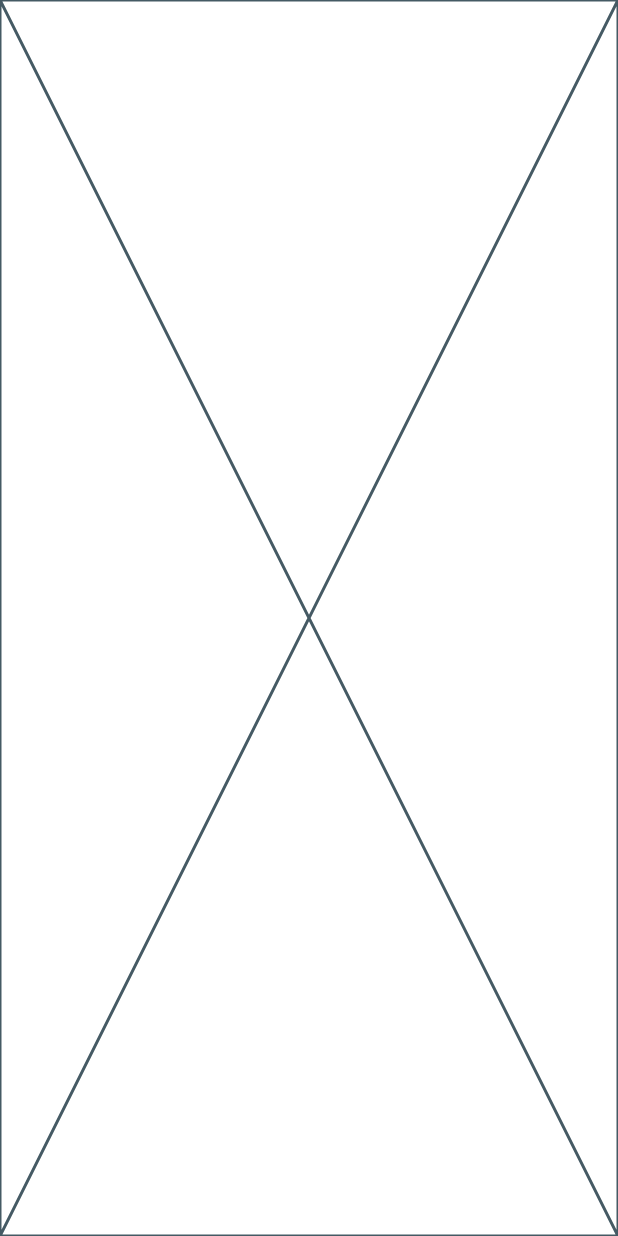
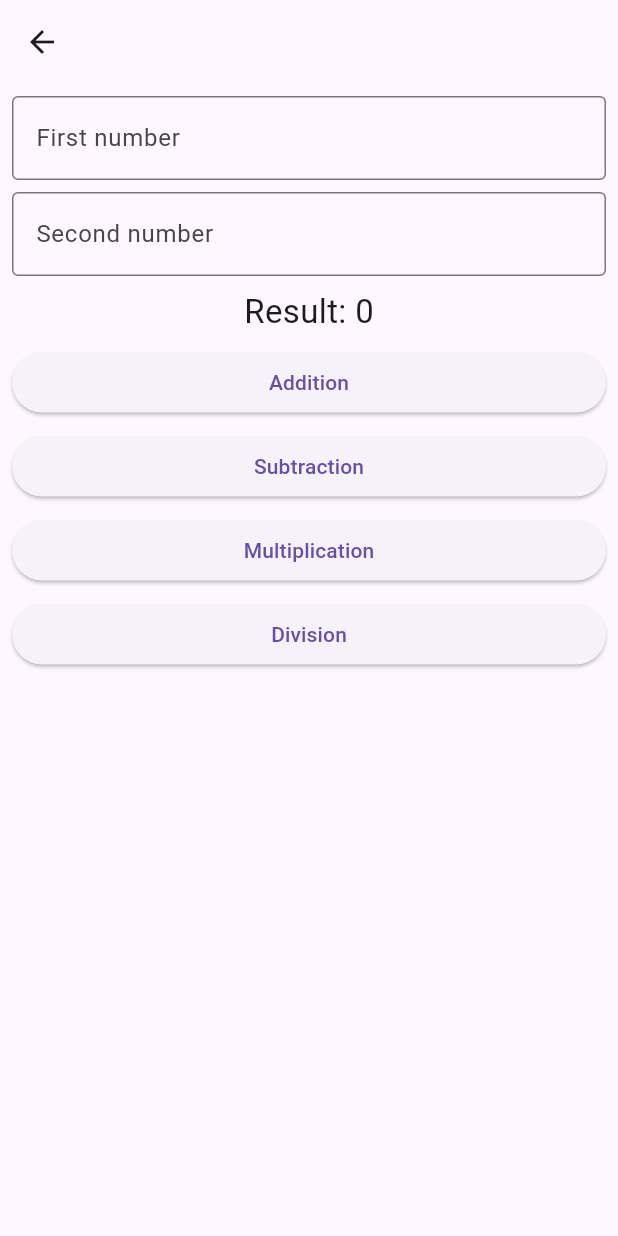
Before and after one commit to Ziroworld/simple_calculator_application, a Flutter app: the screen it shows after launch, after a tap on "Arthemetic", on a phone screen of 412 x 824 dp. Run offline on Flutter 3.47's test engine with Material 3 defaults, Android fonts, the phone set to English and light mode, and no system bars.

Commit message:
Added arithemetic operations.

```diff
--- a/lib/view/arithemetic_view.dart
+++ b/lib/view/arithemetic_view.dart
@@ -1,4 +1,5 @@
 import 'package:flutter/material.dart';
+import 'package:simple_calculator_application/widget/boxspace_widget.dart';
 
 class ArithemeticView extends StatefulWidget {
   const ArithemeticView({super.key});
@@ -8,8 +9,86 @@ class ArithemeticView extends StatefulWidget {
 }
 
 class _ArithemeticViewState extends State<ArithemeticView> {
+  int first = 0;
+  int second = 0;
+  int result = 0;
   @override
   Widget build(BuildContext context) {
-    return const Placeholder();
+    return Scaffold(
+      appBar: AppBar(),
+      body: Padding(
+        padding: const EdgeInsets.all(8.0),
+        child: Column(
+          children: [
+            TextField(
+              onChanged: (value) => first = int.parse(value),
+              decoration: const InputDecoration(
+                border: OutlineInputBorder(),
+                labelText: "First number",
+              ),
+              keyboardType: TextInputType.number,
+            ),
+            space8y,
+            TextField(
+              onChanged: (value) => second = int.parse(value),
+              decoration: const InputDecoration(
+                border: OutlineInputBorder(),
+                labelText: "Second number",
+              ),
+              keyboardType: TextInputType.number,
+            ),
+            space8y,
+            Text(
+              "Result: $result",
+              style: const TextStyle(fontSize: 22),
+            ),
+            space8y,
+            SizedBox(
+              width: double.infinity,
+              child: ElevatedButton(
+                  onPressed: () {
+                    setState(() {
+                      result = first + second;
+                    });
+                  },
+                  child: const Text("Addition")),
+            ),
+            space8y,
+            SizedBox(
+              width: double.infinity,
+              child: ElevatedButton(
+                  onPressed: () {
+                    setState(() {
+                      result = first - second;
+                    });
+                  },
+                  child: const Text("Subtraction")),
+            ),
+            space8y,
+            SizedBox(
+              width: double.infinity,
+              child: ElevatedButton(
+                  onPressed: () {
+                    setState(() {
+                      result = first * second;
+                    });
+                  },
+                  child: const Text("Multiplication")),
+            ),
+            space8y,
+            SizedBox(
+              width: double.infinity,
+              child: ElevatedButton(
+                  onPressed: () {
+                    setState(() {
+                      result = (first ~/ second);
+                    });
+                  },
+                  child: const Text("Division")),
+            ),
+          ],
+        ),
+      ),
+    );
   }
 }
```
